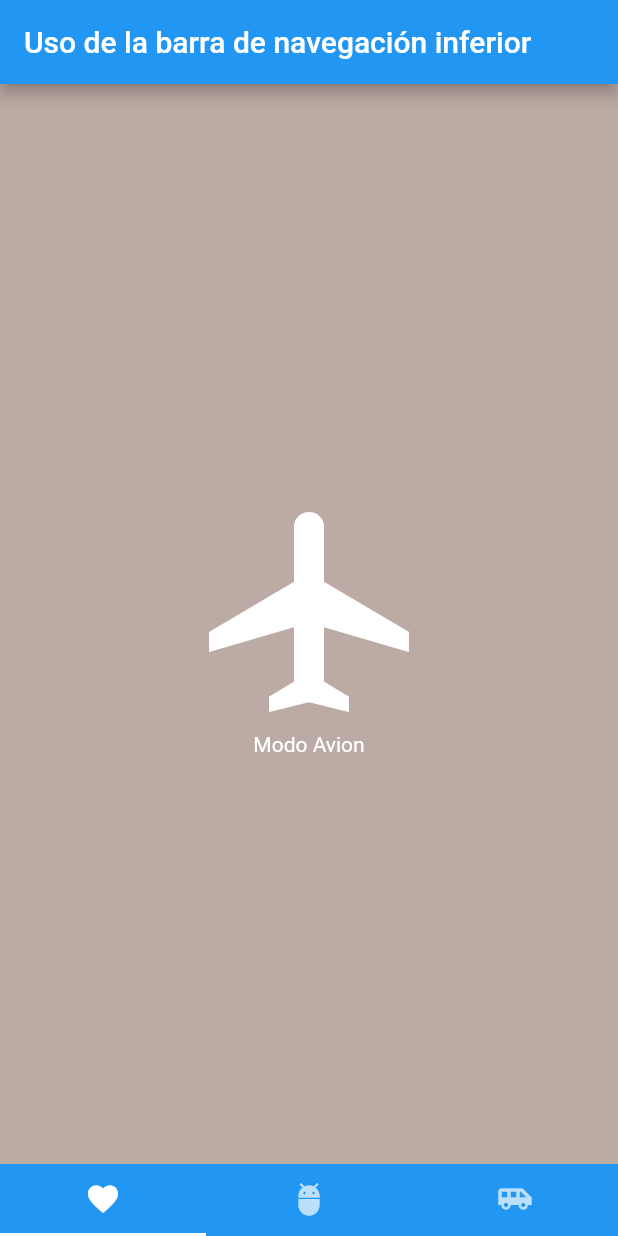
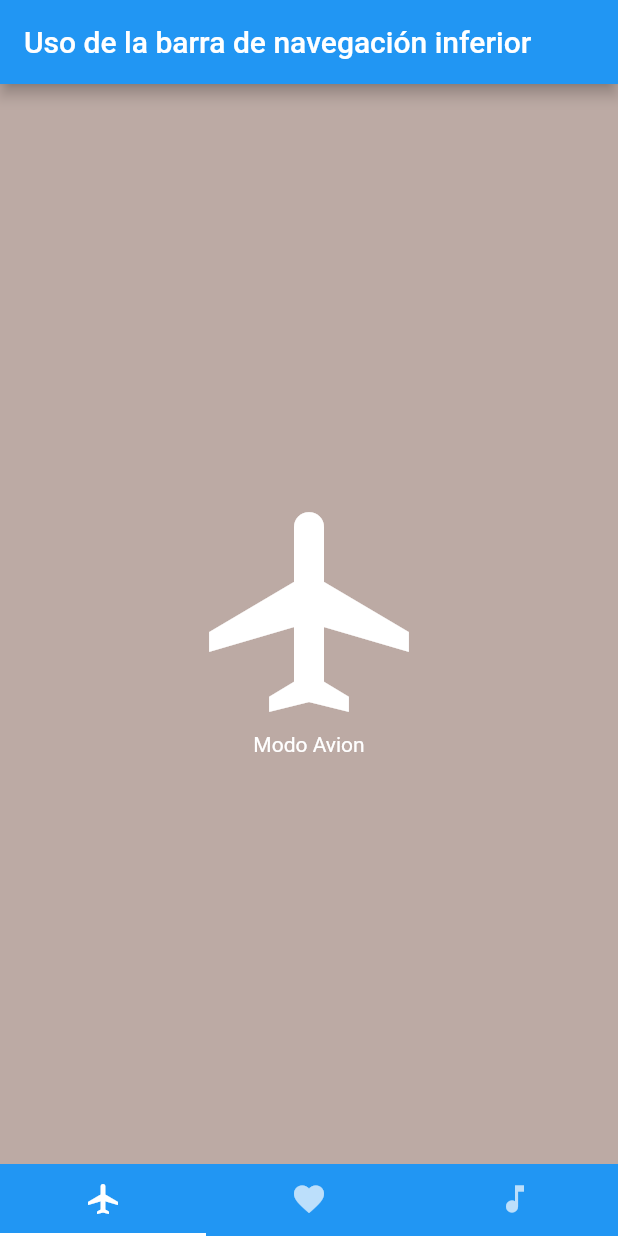
Before and after one commit to CamilaVS/act_5_android, a Flutter app: the screen it shows after launch, on a phone screen of 412 x 824 dp. Run offline on Flutter 3.47's test engine with Material 2 defaults, Android fonts, the phone set to English and light mode, and no system bars.

Commit message:
Update main.dart

```diff
--- a/lib/main.dart
+++ b/lib/main.dart
@@ -61,13 +61,13 @@ class MiCasaState extends State<MiCasa> with SingleTickerProviderStateMixin {
           tabs: <Tab>[
             Tab(
               // set icon to the tab
+              icon: Icon(Icons.airplanemode_active),
+            ),
+            Tab(
               icon: Icon(Icons.favorite),
             ),
             Tab(
-              icon: Icon(Icons.adb),
-            ),
-            Tab(
-              icon: Icon(Icons.airport_shuttle),
+              icon: Icon(Icons.audiotrack_sharp),
             ),
           ],
           // setup the controller
```
